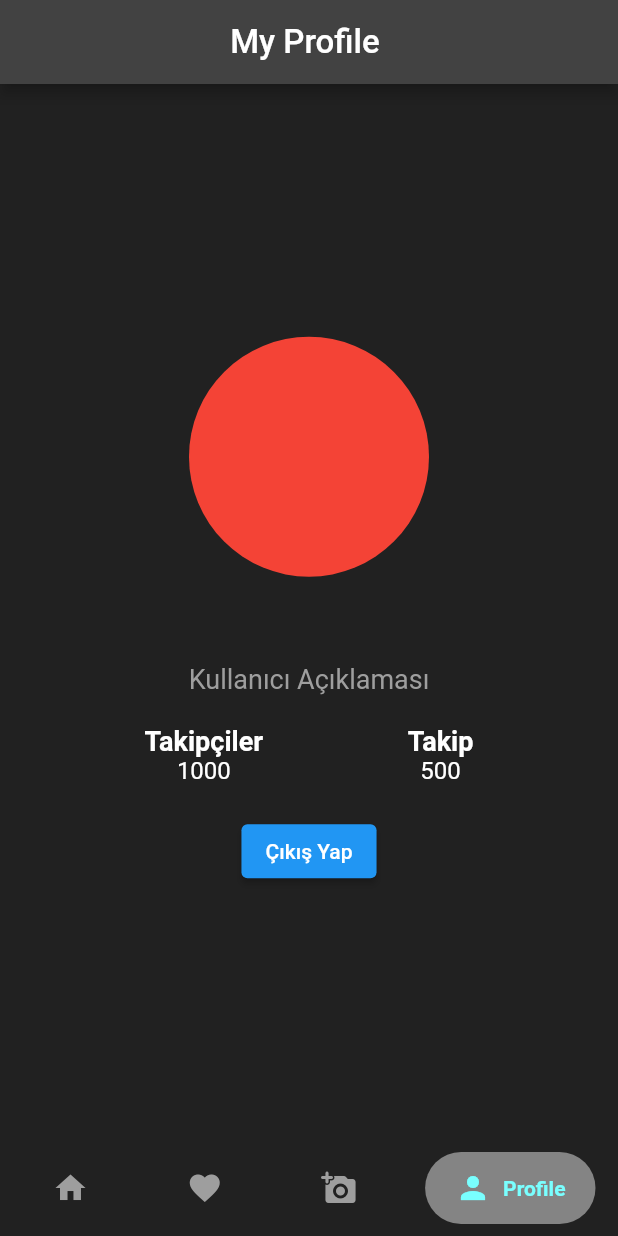
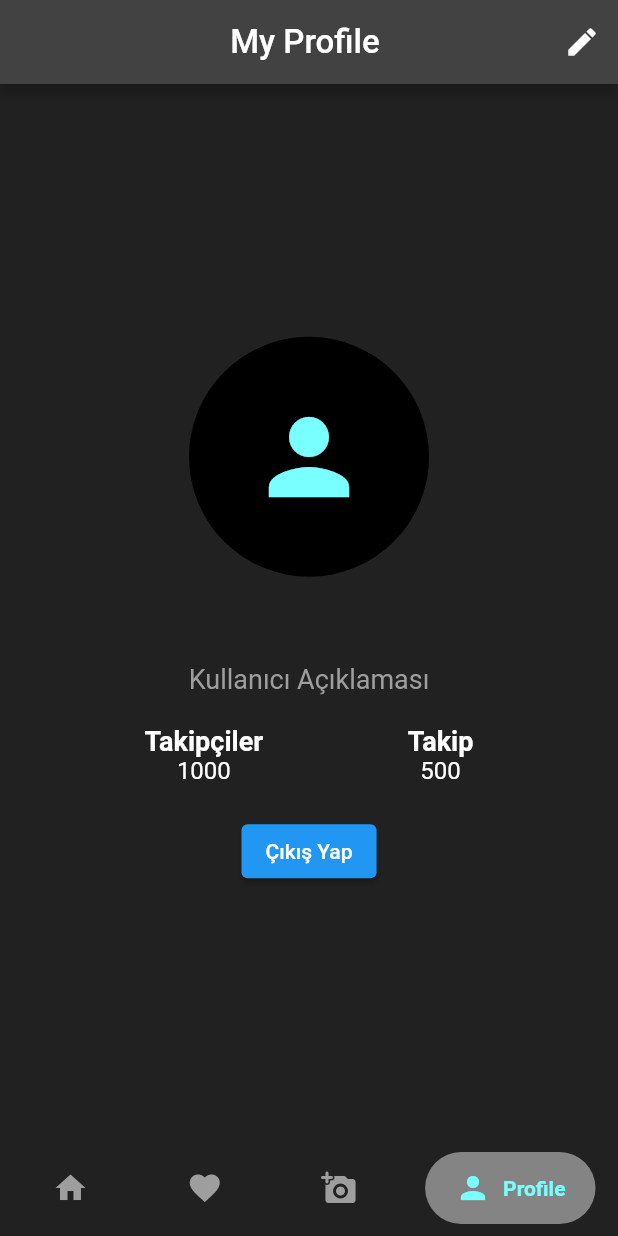
Before and after one commit to fahricandurucan/social_media_app_fl, a Flutter app: the screen it shows once a user with an empty profile is signed in, item 4 of the bottom bar chosen, on a phone screen of 412 x 824 dp. Run offline on Flutter 3.47's test engine with Material 2 defaults, Android fonts, the phone set to English and light mode, and no system bars; drawn by our look-alikes of animated_text_kit, google_nav_bar; our stand-ins replace cloud_firestore, firebase_auth, firebase_core, firebase_storage, flutter_easyloading, get and 1 more; accounts and stored records are empty; network calls fail; Roboto replaces fonts that are missing (Agne).

Commit message:
profile image is editted and connected the firebase.

```diff
--- /dev/null
+++ b/lib/controllers/profile_page_controller.dart
@@ -0,0 +1,38 @@
+import 'dart:io';
+
+import 'package:firebase_auth/firebase_auth.dart';
+import 'package:firebase_storage/firebase_storage.dart';
+import 'package:flutter/services.dart';
+import 'package:get/get.dart';
+import 'package:image_picker/image_picker.dart';
+
+class ProfilePageController extends GetxController {
+  File? image;
+  final imageTemporary = File("").obs;
+
+  XFile? imagex;
+
+  var profilUrl = "".obs;
+
+  FirebaseAuth auth = FirebaseAuth.instance;
+
+  Future pickImage(ImageSource source) async {
+    try {
+      imagex = await ImagePicker().pickImage(source: source);
+      if (imagex == null) {
+        return;
+      }
+      imageTemporary.value = File(imagex!.path);
+      var referans = FirebaseStorage.instance.ref().child("profilImages").child('profil.png');
+      UploadTask uploadTask = referans.putFile(imageTemporary.value);
+      await uploadTask.whenComplete(() => print("ımage updated"));
+      profilUrl.value = await referans.getDownloadURL();
+      print("profilUrl = $profilUrl");
+
+      imagex = null;
+    } on PlatformException catch (e) {
+      print("wefwefwef");
+      print("picImage = $e");
+    }
+  }
+}
--- a/lib/pages/profile_page.dart
+++ b/lib/pages/profile_page.dart
@@ -1,9 +1,13 @@
 import 'package:flutter/material.dart';
 import 'package:flutter_easyloading/flutter_easyloading.dart';
 import 'package:get/get.dart';
+import 'package:image_picker/image_picker.dart';
+import 'package:social_media_app_fl/controllers/profile_page_controller.dart';
 import 'package:social_media_app_fl/controllers/register_controller.dart';
 import 'package:social_media_app_fl/pages/login_page.dart';
+import 'package:social_media_app_fl/widgets/alert_dialog_widget.dart';
 import 'package:social_media_app_fl/widgets/animated_text_widget.dart';
+import 'package:social_media_app_fl/widgets/circle_avatar_widget.dart';
 
 class ProfilePage extends StatelessWidget {
   const ProfilePage({super.key});
@@ -11,18 +15,50 @@ class ProfilePage extends StatelessWidget {
   @override
   Widget build(BuildContext context) {
     final registerController = Get.find<RegisterController>();
+    final profilController = Get.put(ProfilePageController());
     return Scaffold(
       appBar: AppBar(
         centerTitle: true,
         title: const AnimatedTextWidget(text: "My Profile "),
+        actions: [
+          IconButton(
+            onPressed: () {
+              showDialog(
+                  context: context,
+                  builder: (context) => AlertDialogWidget(
+                        onTapCamera: () {
+                          profilController.pickImage(ImageSource.camera);
+                          Get.back();
+                        },
+                        onTapGallery: () {
+                          Get.back();
+                        },
+                      ));
+            },
+            icon: const Icon(Icons.edit),
+          )
+        ],
       ),
       body: Center(
         child: Column(
           mainAxisAlignment: MainAxisAlignment.center,
           children: <Widget>[
-            const CircleAvatar(
-              radius: 80,
-              backgroundColor: Colors.red,
+            Obx(
+              () => profilController.profilUrl.value != ""
+                  ? ClipRRect(
+                      borderRadius: const BorderRadius.all(
+                        Radius.circular(75),
+                      ),
+                      child: SizedBox(
+                        width: 150,
+                        height: 150,
+                        child: Image.network(
+                          profilController.profilUrl.value,
+                          fit: BoxFit.cover,
+                        ),
+                      ),
+                    )
+                  : const CircleAvatarWidget(radius: 80),
             ),
             const SizedBox(height: 20),
             Text(
--- /dev/null
+++ b/lib/widgets/circle_avatar_widget.dart
@@ -0,0 +1,19 @@
+import 'package:flutter/material.dart';
+import 'package:social_media_app_fl/utils/theme.dart';
+
+class CircleAvatarWidget extends StatelessWidget {
+  final double radius;
+  const CircleAvatarWidget({super.key, required this.radius});
+
+  @override
+  Widget build(BuildContext context) {
+    return CircleAvatar(
+      radius: radius,
+      child: Icon(
+        Icons.person,
+        color: CColors.cyan,
+        size: radius,
+      ),
+    );
+  }
+}
```
Also changed, not shown: lib/widgets/alert_dialog_widget.dart (added, +36 -0 lines), lib/widgets/post_widget.dart (+2 -7 lines).
